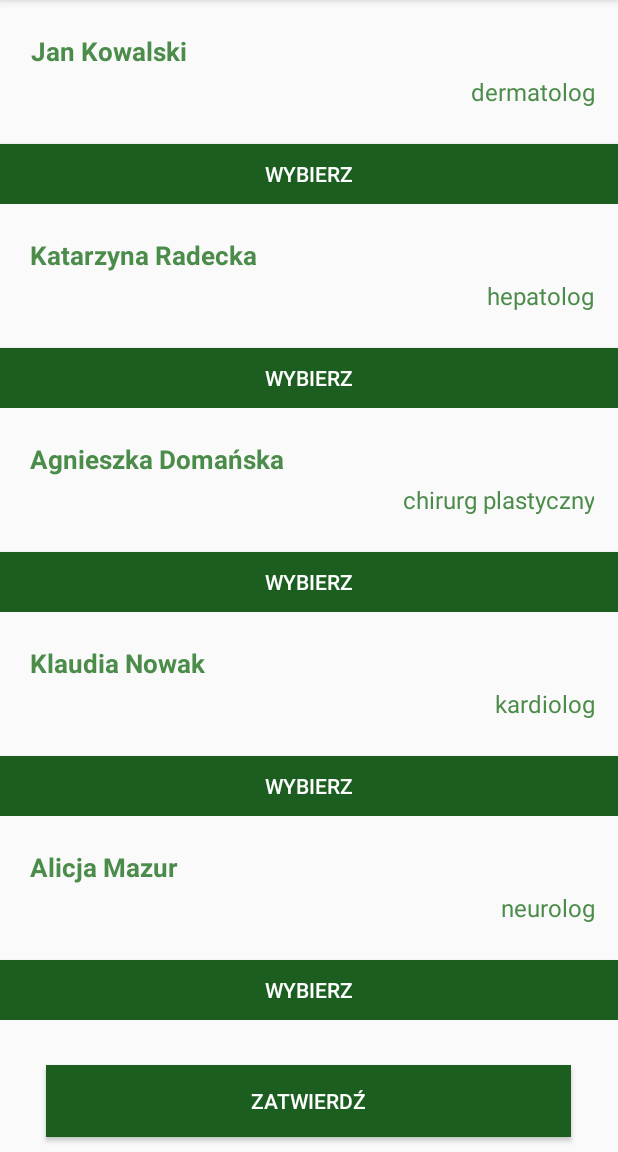
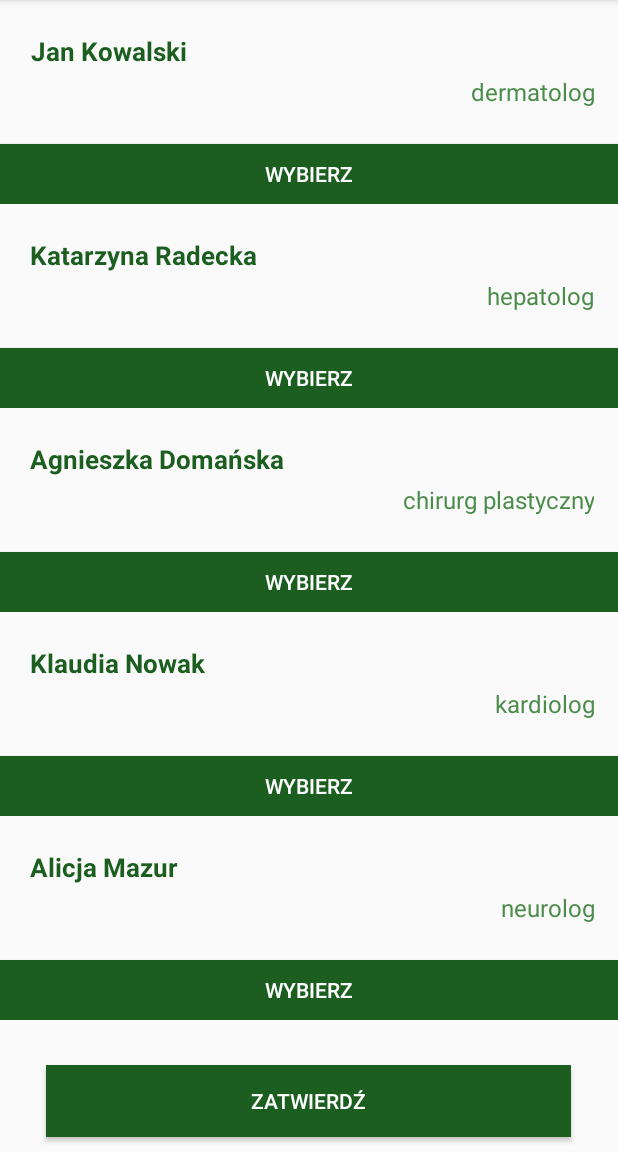
Before and after one commit to agniedom/Rejestracja-Wizyt, an Android app: the Main2Activity screen opened directly, with no data from a screen before it, on a phone screen of 412 x 824 dp, the part 84-1236 px from its top. Run offline under Robolectric (Android 15) with nearby library versions, the phone set to English and light mode, and no system bars; our stand-ins replace ButterKnife.

Commit message:
zmieniono jeden kolor

```diff
--- a/app/src/main/res/layout/item.xml
+++ b/app/src/main/res/layout/item.xml
@@ -17,7 +17,7 @@
         android:text="Jan Kowalski"
         android:textSize="17sp"
         android:textStyle="bold"
-        android:textColor="@color/colorAccent" />
+        android:textColor="@color/colorPrimary" />
 
     <TextView
         android:id="@+id/txtzawod"
```
